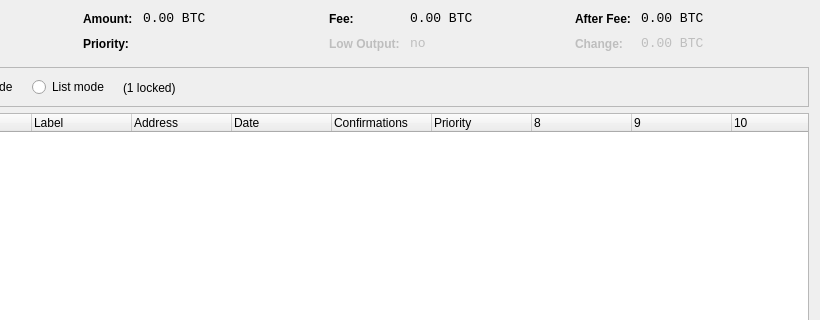
Above: src/qt/forms/coincontroldialog.ui from spdcoin/Speedcoin before the change; both pictures show x 180 to 1000 and y 0 to 320 of the 1000 by 500 pixel window. Below: the same form after it.
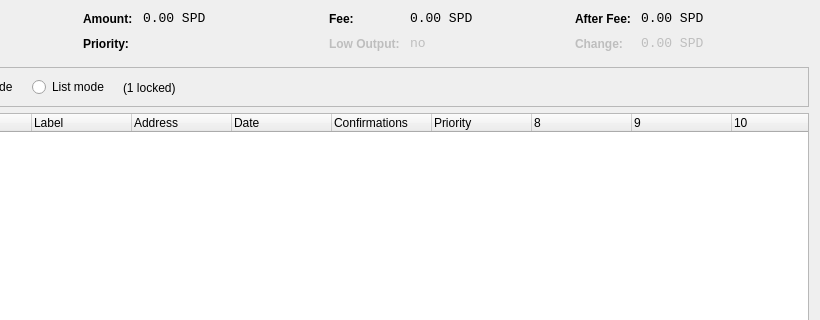
That is the form after the change. Custom widgets are drawn as their Qt base class.

What changed in the file:
```diff
--- a/src/qt/forms/coincontroldialog.ui
+++ b/src/qt/forms/coincontroldialog.ui
@@ -141,7 +141,7 @@
           <enum>Qt::ActionsContextMenu</enum>
          </property>
          <property name="text">
-          <string notr="true">0.00 BTC</string>
+          <string notr="true">0.00 SPD</string>
          </property>
          <property name="textInteractionFlags">
           <set>Qt::LinksAccessibleByMouse|Qt::TextSelectableByKeyboard|Qt::TextSelectableByMouse</set>
@@ -221,7 +221,7 @@
           <enum>Qt::ActionsContextMenu</enum>
          </property>
          <property name="text">
-          <string notr="true">0.00 BTC</string>
+          <string notr="true">0.00 SPD</string>
          </property>
          <property name="textInteractionFlags">
           <set>Qt::LinksAccessibleByMouse|Qt::TextSelectableByKeyboard|Qt::TextSelectableByMouse</set>
@@ -307,7 +307,7 @@
           <enum>Qt::ActionsContextMenu</enum>
          </property>
          <property name="text">
-          <string notr="true">0.00 BTC</string>
+          <string notr="true">0.00 SPD</string>
          </property>
          <property name="textInteractionFlags">
           <set>Qt::LinksAccessibleByMouse|Qt::TextSelectableByKeyboard|Qt::TextSelectableByMouse</set>
@@ -345,7 +345,7 @@
           <enum>Qt::ActionsContextMenu</enum>
          </property>
          <property name="text">
-          <string notr="true">0.00 BTC</string>
+          <string notr="true">0.00 SPD</string>
          </property>
          <property name="textInteractionFlags">
           <set>Qt::LinksAccessibleByMouse|Qt::TextSelectableByKeyboard|Qt::TextSelectableByMouse</set>
```
